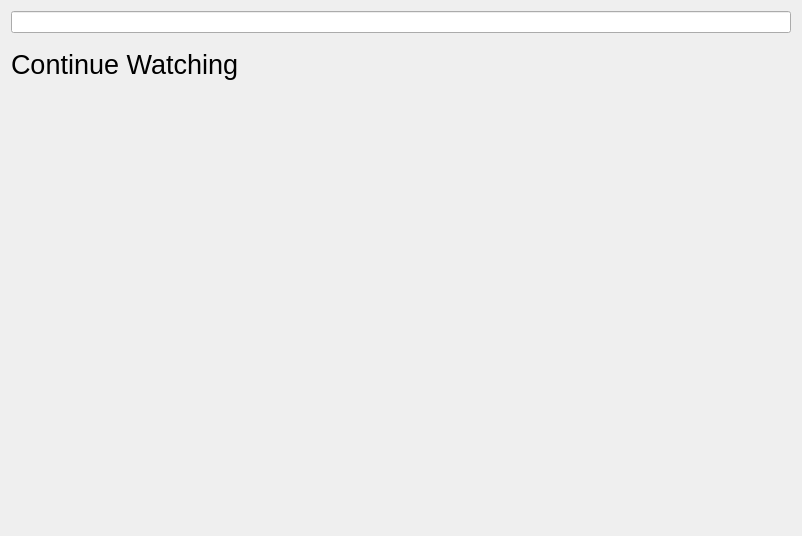
First picture: the form in overview.ui, repository SimiThePro/SeriesApp, before the edit.
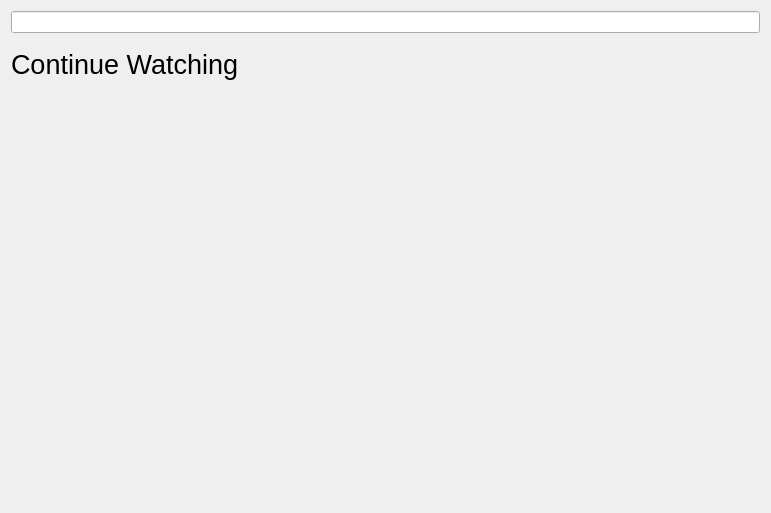
Second picture: the form after the edit.

Commit message: Pretty much finished prrof of concept. Adding new Series works, SeriesPreview works. From now on QOL Additions and Improvements

What changed in the file:
```diff
--- a/overview.ui
+++ b/overview.ui
@@ -6,8 +6,8 @@
    <rect>
     <x>0</x>
     <y>0</y>
-    <width>802</width>
-    <height>536</height>
+    <width>771</width>
+    <height>513</height>
    </rect>
   </property>
   <property name="sizePolicy">
@@ -20,6 +20,9 @@
    <string>Form</string>
   </property>
   <layout class="QVBoxLayout" name="verticalLayout" stretch="1,1,5">
+   <property name="sizeConstraint">
+    <enum>QLayout::SetDefaultConstraint</enum>
+   </property>
    <item>
     <layout class="QHBoxLayout" name="TopBar" stretch="0">
      <item>
@@ -53,7 +56,7 @@
     </widget>
    </item>
    <item>
-    <layout class="QHBoxLayout" name="Series" stretch="">
+    <layout class="QHBoxLayout" name="Series">
      <property name="spacing">
       <number>6</number>
      </property>
```
The commit also changes 14 other files.
